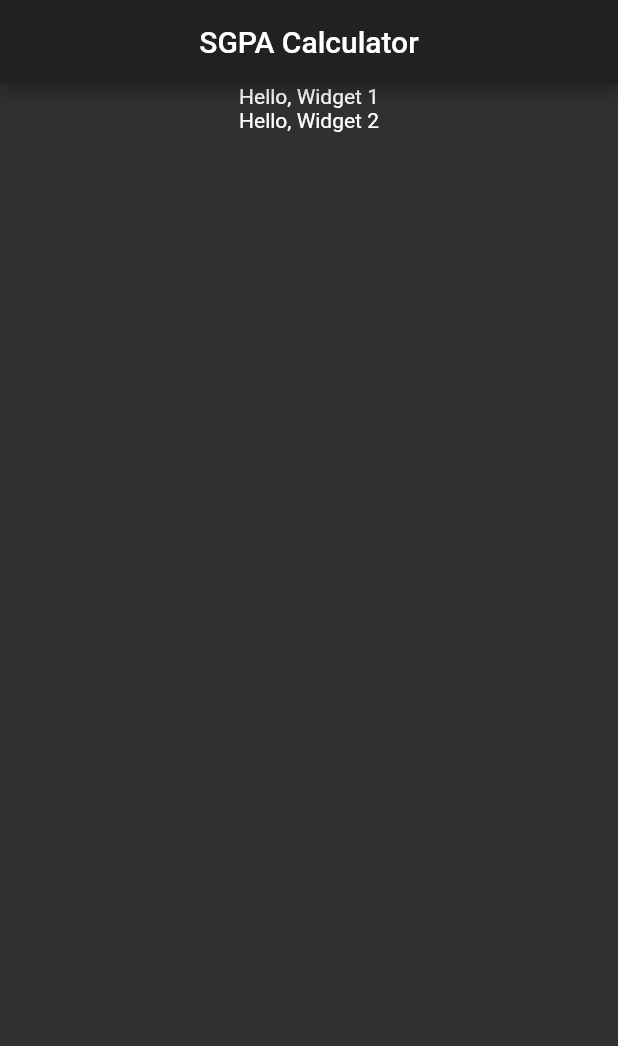
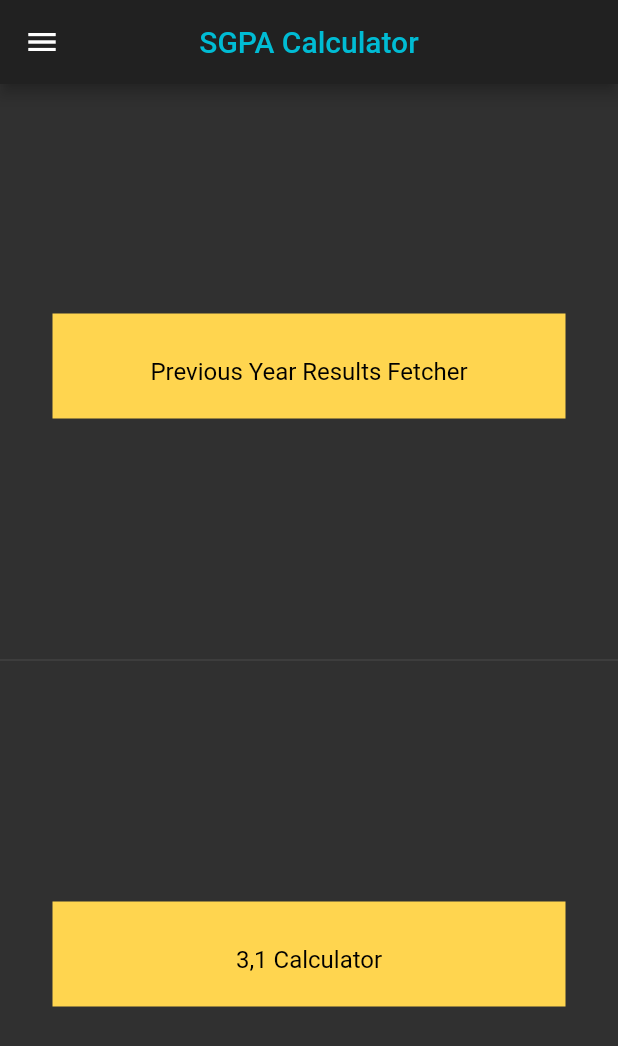
Before and after one commit to hemanth-kotagiri/sgpa-calculator, a Flutter app: the screen it shows after launch, on a phone screen of 412 x 824 dp. Shown: the top 1046 px of the screen. Run offline on Flutter 3.47's test engine with Material 2 defaults, Android fonts, the phone set to English and light mode, and no system bars.

Commit message:
Add HomeScreen widgets

```diff
--- a/lib/Screens/HomePage.dart
+++ b/lib/Screens/HomePage.dart
@@ -1,24 +1,81 @@
 import 'package:flutter/material.dart';
 import 'package:sgpa_calc/Widgets/courses.dart';
 import 'package:sgpa_calc/Widgets/ResultsFetcherWidget.dart';
+import 'package:sgpa_calc/Widgets/NavBar.dart';
 
 class HomePage extends StatelessWidget {
   @override
   Widget build(BuildContext context) {
     return Scaffold(
         appBar: AppBar(
-          title: Text("SGPA Calculator"),
+          title: Text(
+            "SGPA Calculator",
+            style: TextStyle(color: Colors.cyan),
+          ),
           centerTitle: true,
         ),
+        drawer: NavBar(),
         body: Center(
           child: Container(
             child: Column(
+              mainAxisAlignment: MainAxisAlignment.spaceEvenly,
               children: [
-                Text("Hello, Widget 1"),
-                Text("Hello, Widget 2"),
+                Container(
+                  margin: EdgeInsets.all(35),
+                  height: 70,
+                  color: Colors.amber[300],
+                  child: Center(
+                    child: ListTile(
+                      title: Center(
+                        child: Text(
+                          "Previous Year Results Fetcher",
+                          style: TextStyle(color: Colors.black),
+                        ),
+                      ),
+                      onTap: () => {_changePageToFetcher(context)},
+                    ),
+                  ),
+                ),
+                Divider(),
+                Container(
+                  margin: EdgeInsets.all(35),
+                  height: 70,
+                  color: Colors.amber[300],
+                  child: Center(
+                    child: ListTile(
+                      title: Center(
+                        child: Text(
+                          "3,1 Calculator",
+                          style: TextStyle(color: Colors.black),
+                        ),
+                      ),
+                      onTap: () => {_changePageToCalculator(context)},
+                    ),
+                  ),
+                )
               ],
             ),
           ),
         ));
   }
+
+  _changePageToFetcher(BuildContext context) {
+    Navigator.of(context).push(
+      MaterialPageRoute(
+        builder: (BuildContext context) {
+          return ResultsFetcherWidget();
+        },
+      ),
+    );
+  }
+
+  _changePageToCalculator(BuildContext context) {
+    Navigator.of(context).push(
+      MaterialPageRoute(
+        builder: (BuildContext context) {
+          return CoursesWidget();
+        },
+      ),
+    );
+  }
 }
--- a/lib/Widgets/courses.dart
+++ b/lib/Widgets/courses.dart
@@ -40,7 +40,8 @@ class _CoursesWidgetState extends State<CoursesWidget> {
                             branchCourses.values.elementAt(index))
                       },
                     ),
-                    ));
+                  ),
+                );
               },
             ),
           )
@@ -52,10 +53,10 @@ class _CoursesWidgetState extends State<CoursesWidget> {
   @override
   Widget build(BuildContext context) {
     return Scaffold(
-      drawer: NavBar(),
+      //drawer: NavBar(),
       appBar: AppBar(
         title: Text(
-          "SGPA Calculator",
+          "SGPA Calculator for 3,1",
           style: TextStyle(color: Colors.cyan),
         ),
         centerTitle: true,
```
Also changed, not shown: lib/Widgets/ResultsFetcherWidget.dart (+11 -5 lines). Lines whose indentation alone changed are shown as unchanged.
